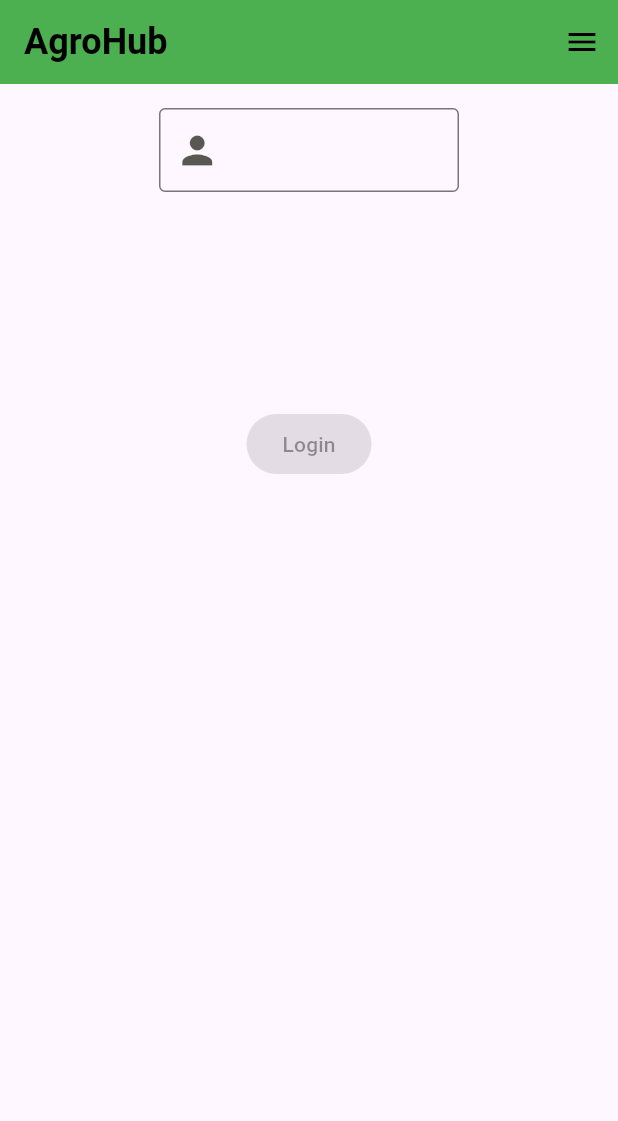
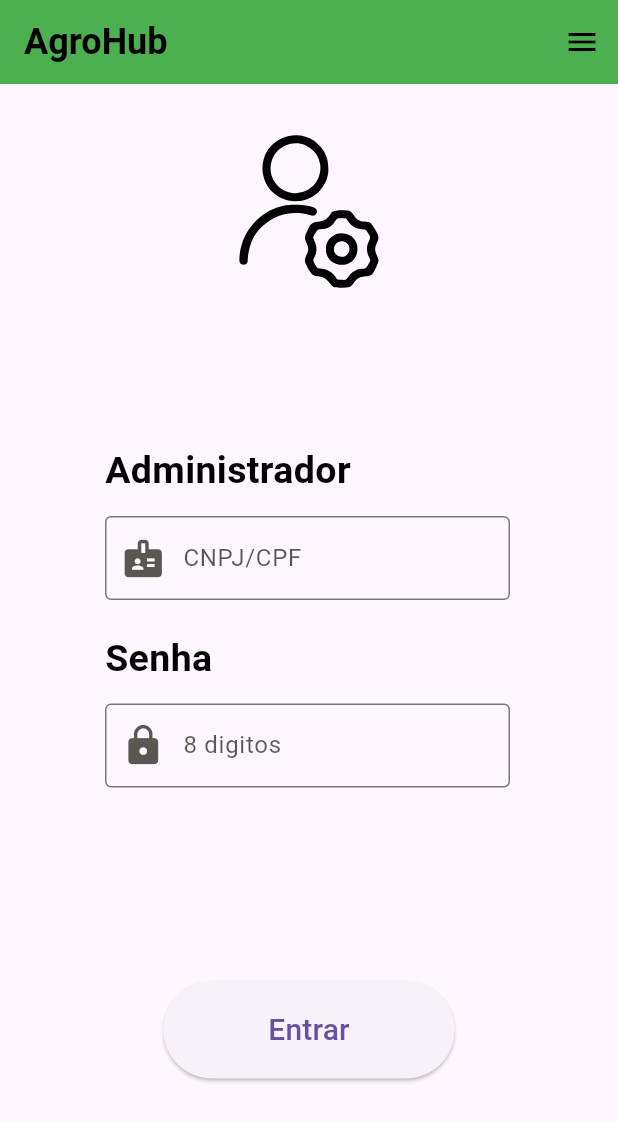
Before and after one commit to davs22/Agrohub_frontend, a Flutter app: the screen it shows after launch, on a phone screen of 412 x 824 dp. Shown: the top 1121 px of the screen. Run offline on Flutter 3.47's test engine with Material 3 defaults, Android fonts, the phone set to English and light mode, and no system bars; our stand-ins replace flutter_svg.

Commit message:
Feat: botoes da tela login

```diff
--- a/agrohub_app/lib/features/login/presentation/pages/login_adm_screen.dart
+++ b/agrohub_app/lib/features/login/presentation/pages/login_adm_screen.dart
@@ -2,8 +2,9 @@ import 'package:agrohub_app/shared/widgets/app_bar.dart';
 import 'package:agrohub_app/shared/widgets/button.dart';
 import 'package:agrohub_app/shared/widgets/drawer_menu.dart';
 import 'package:agrohub_app/shared/widgets/input.dart';
+import 'package:agrohub_app/shared/widgets/text.dart';
 import 'package:flutter/material.dart';
-
+import 'package:flutter_svg/flutter_svg.dart';
 
 class LoginAdmScreen extends StatefulWidget {
   const LoginAdmScreen({super.key});
@@ -48,21 +49,62 @@ class _LoginAdmScreenState extends State<LoginAdmScreen> {
           ),
         ],
       ),
-
-      body: const Center(
-        child: Padding(
-          padding: EdgeInsets.all(16.0),
-          child: Column(
-            children: [
-              InputComponent(
-                emoji: Icons.person,
-                width: 200,
-                height: 200,
-                hint: 'Digite sua senha',
+      body: Padding(
+        padding: const EdgeInsets.symmetric(horizontal: 70, vertical: 30),
+        child: Column(
+          crossAxisAlignment: CrossAxisAlignment.start,
+          children: [
+            Center(
+              child: SvgPicture.asset(
+                'lib/interface_icons/administrador.svg',
+                width: 110,
+                height: 110,
               ),
-              ButtonComponent(label: 'Login'),
-            ],
-          ),
+            ),
+            const SizedBox(height: 100),
+            const TextComponent(
+              text: 'Administrador',
+              color: Colors.black,
+              fontSize: 25,
+              fontWeight: FontWeight.bold,
+              aligment: TextAlign.left,
+            ),
+            const SizedBox(height: 12),
+            const InputComponent(
+              emoji: Icons.badge,
+              width: 270,
+              height: 65,
+              label: 'CNPJ/CPF',
+            ),
+            const SizedBox(height: 12),
+            const TextComponent(
+              text: 'Senha',
+              color: Colors.black,
+              fontSize: 25,
+              fontWeight: FontWeight.bold,
+              aligment: TextAlign.left,
+            ),
+            const SizedBox(height: 12),
+            const InputComponent(
+              emoji: Icons.lock,
+              width: 270,
+              height: 65,
+              label: '8 digitos',
+              ephemeral: true,
+            ),
+            const SizedBox(height: 120),
+            Center(
+              child: ButtonComponent(
+                label: 'Entrar',
+                onPressed: () {},
+                fontSize: 20,
+                padding: const EdgeInsets.symmetric(
+                  horizontal: 70,
+                  vertical: 18,
+                ),
+              ),
+            ),
+          ],
         ),
       ),
     );
--- a/agrohub_app/lib/shared/widgets/text.dart
+++ b/agrohub_app/lib/shared/widgets/text.dart
@@ -1,11 +1,12 @@
 import 'package:flutter/material.dart';
 
 class TextComponent extends StatelessWidget {
-  const TextComponent({super.key, required this.text, this.color, this.fontSize, this.aligment});
+  const TextComponent({super.key, required this.text, this.color, this.fontSize, this.fontWeight, this.aligment});
 
   final String text;
   final Color? color;
   final double? fontSize;
+  final FontWeight? fontWeight;
   final TextAlign? aligment;
 
   @override
@@ -15,6 +16,7 @@ class TextComponent extends StatelessWidget {
       style: TextStyle(
         color: color,
         fontSize: fontSize,
+        fontWeight: fontWeight,
       ),
       textAlign: aligment,
     );
```
Also changed, not shown: agrohub_app/pubspec.yaml (+0 -37 lines), agrohub_app/pubspec.lock.
